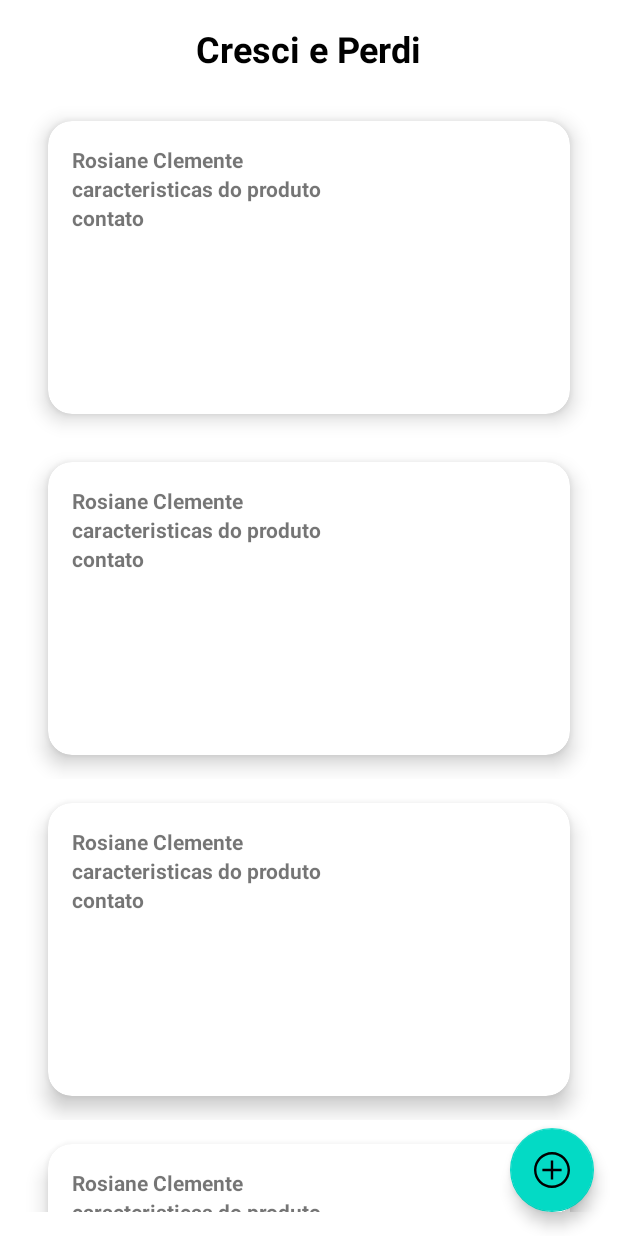
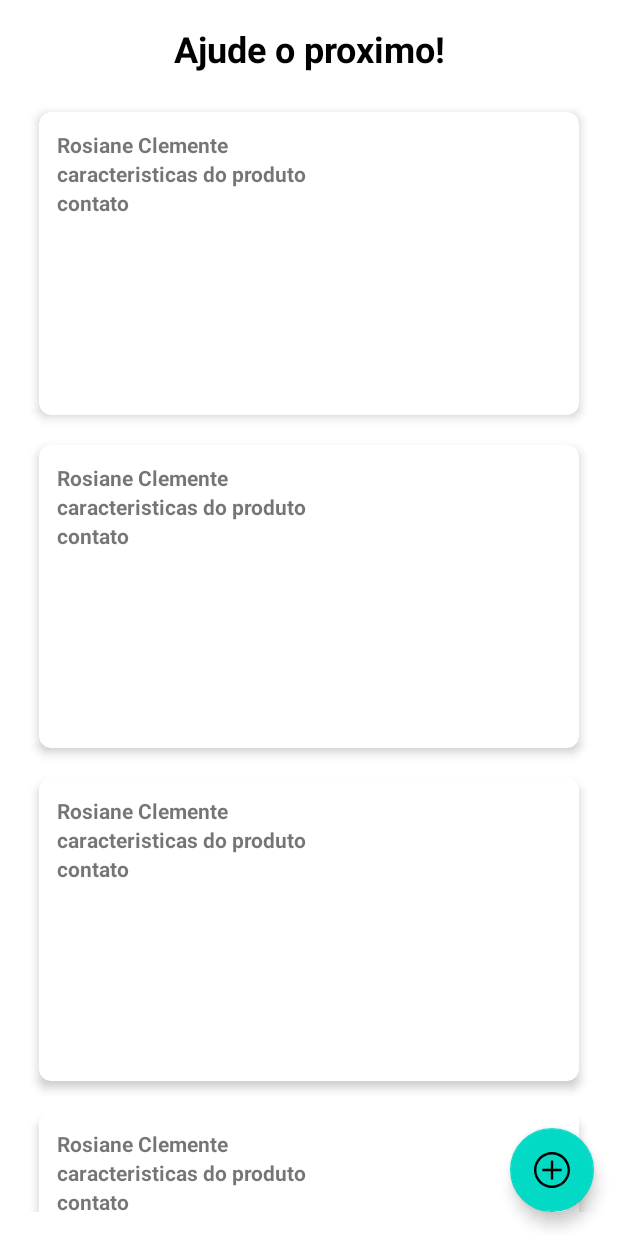
Before and after one commit to rosianeclemente/App-Doacoes, an Android app: the layout activity_main.xml on its own in the app's theme, with its tools: preview values and no code run, on a phone screen of 412 x 824 dp. Run offline under Robolectric (Android 15) with nearby library versions, the phone set to English and light mode, and no system bars.

Commit message:
adicionando layout

```diff
--- a/app/src/main/res/layout/item_doacao.xml
+++ b/app/src/main/res/layout/item_doacao.xml
@@ -8,12 +8,12 @@
             android:id="@+id/mcv_content"
             android:layout_width="match_parent"
             android:layout_height="0dp"
-            android:layout_margin="16dp"
+            android:layout_margin="10dp"
             android:checkable="true"
             android:clickable="true"
             android:focusable="true"
-            app:cardCornerRadius="16dp"
-            app:cardElevation="8dp"
+            app:cardCornerRadius="8dp"
+            app:cardElevation="4dp"
             app:layout_constraintDimensionRatio="16:9"
             app:layout_constraintTop_toTopOf="parent"
             app:layout_constraintStart_toStartOf="parent"
@@ -22,7 +22,7 @@
             <androidx.constraintlayout.widget.ConstraintLayout
                     android:layout_width="match_parent"
                     android:layout_height="match_parent"
-                    android:layout_margin="16dp"
+                    android:layout_margin="12dp"
             >
                 <com.google.android.material.textview.MaterialTextView
                         android:id="@+id/nome"
--- a/app/src/main/res/values/strings.xml
+++ b/app/src/main/res/values/strings.xml
@@ -1,6 +1,6 @@
 <resources>
-    <string name="app_name">My Application</string>
-    <string name="cresci_e_perdi">Cresci e Perdi</string>
+    <string name="app_name">Cresci e Perdi</string>
+    <string name="cresci_e_perdi">Ajude o proximo!</string>
     <string name="adicionar">Adiconar doação</string>
     <string name="Cadastro_realizado">Cadastro realizado com sucesso!</string>
 </resources>
```
